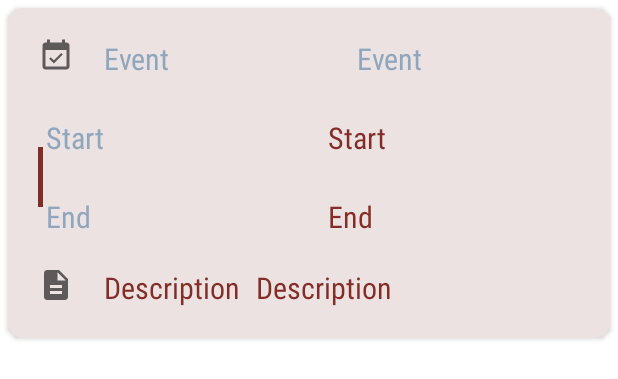
After one commit to EsraaFathy/Weather-Viewer-Android-Kotlin, an Android app: the layout alarm_item.xml on its own in the app's theme, with its tools: preview values and no code run, on a phone screen of 412 x 824 dp. The commit adds this screen. Shown: the top 379 px of the screen. Run offline under Robolectric (Android 15) with nearby library versions, the phone set to English and light mode, and no system bars.

Commit message:
alarm_item

```diff
--- /dev/null
+++ b/app/src/main/res/drawable/ic_description_24.xml
@@ -0,0 +1,5 @@
+<vector android:autoMirrored="true" android:height="24dp"
+    android:tint="?attr/colorControlNormal" android:viewportHeight="24"
+    android:viewportWidth="24" android:width="24dp" xmlns:android="http://schemas.android.com/apk/res/android">
+    <path android:fillColor="@android:color/white" android:pathData="M14,2L6,2c-1.1,0 -1.99,0.9 -1.99,2L4,20c0,1.1 0.89,2 1.99,2L18,22c1.1,0 2,-0.9 2,-2L20,8l-6,-6zM16,18L8,18v-2h8v2zM16,14L8,14v-2h8v2zM13,9L13,3.5L18.5,9L13,9z"/>
+</vector>
--- /dev/null
+++ b/app/src/main/res/drawable/ic_event_24.xml
@@ -0,0 +1,5 @@
+<vector android:autoMirrored="true" android:height="24dp"
+    android:tint="?attr/colorControlNormal" android:viewportHeight="24"
+    android:viewportWidth="24" android:width="24dp" xmlns:android="http://schemas.android.com/apk/res/android">
+    <path android:fillColor="@android:color/white" android:pathData="M16.53,11.06L15.47,10l-4.88,4.88 -2.12,-2.12 -1.06,1.06L10.59,17l5.94,-5.94zM19,3h-1L18,1h-2v2L8,3L8,1L6,1v2L5,3c-1.11,0 -1.99,0.9 -1.99,2L3,19c0,1.1 0.89,2 2,2h14c1.1,0 2,-0.9 2,-2L21,5c0,-1.1 -0.9,-2 -2,-2zM19,19L5,19L5,8h14v11z"/>
+</vector>
--- /dev/null
+++ b/app/src/main/res/layout/alarm_item.xml
@@ -0,0 +1,138 @@
+<?xml version="1.0" encoding="utf-8"?>
+
+<androidx.cardview.widget.CardView xmlns:android="http://schemas.android.com/apk/res/android"
+    xmlns:app="http://schemas.android.com/apk/res-auto"
+    android:layout_width="match_parent"
+    android:layout_height="wrap_content"
+    android:layout_marginVertical="5dp"
+    android:layout_marginHorizontal="5dp"
+    android:backgroundTint="@color/list_item"
+    app:cardCornerRadius="10dp">
+
+    <androidx.constraintlayout.widget.ConstraintLayout
+        android:layout_width="match_parent"
+        android:layout_height="match_parent">
+
+        <ImageView
+            android:id="@+id/event_ic"
+            style="@style/textView"
+            android:src="@drawable/ic_event_24"
+            android:layout_width="wrap_content"
+            android:layout_height="wrap_content"
+            android:layout_margin="20dp"
+            android:contentDescription="@string/event"
+            app:layout_constraintStart_toStartOf="parent"
+            app:layout_constraintTop_toTopOf="parent" />
+
+        <LinearLayout
+            android:layout_width="3dp"
+            android:layout_margin="20dp"
+            android:background="@color/text_color"
+            android:layout_height="0dp"
+            app:layout_constraintStart_toStartOf="parent"
+            app:layout_constraintTop_toTopOf="@id/start_text"
+            app:layout_constraintBottom_toBottomOf="@id/end_text"/>
+
+        <ImageView
+            android:id="@+id/description_ic"
+            style="@style/textView"
+            android:src="@drawable/ic_description_24"
+            android:layout_width="wrap_content"
+            android:layout_height="wrap_content"
+            android:layout_margin="20dp"
+            android:text="@string/description"
+            app:layout_constraintStart_toStartOf="parent"
+            app:layout_constraintTop_toBottomOf="@id/end_text" />
+
+        <TextView
+            android:id="@+id/event_text"
+            style="@style/textView"
+            android:layout_width="wrap_content"
+            android:layout_height="wrap_content"
+            android:layout_margin="20dp"
+            android:text="@string/event"
+            android:textColor="@color/back_ground"
+            app:layout_constraintStart_toEndOf="@id/event_ic"
+            app:layout_constraintTop_toTopOf="parent" />
+
+        <TextView
+            android:textColor="@color/back_ground"
+            android:id="@+id/start_text"
+            style="@style/textView"
+            android:layout_width="wrap_content"
+            android:layout_height="wrap_content"
+            android:layout_margin="25dp"
+            android:text="@string/start"
+            app:layout_constraintStart_toStartOf="parent"
+            app:layout_constraintTop_toBottomOf="@id/event_text" />
+
+        <TextView
+            android:textColor="@color/back_ground"
+            android:id="@+id/end_text"
+            style="@style/textView"
+            android:layout_width="wrap_content"
+            android:layout_height="wrap_content"
+            android:layout_margin="25dp"
+            android:text="@string/end"
+            app:layout_constraintStart_toStartOf="parent"
+            app:layout_constraintTop_toBottomOf="@id/start_text" />
+
+        <TextView
+            android:id="@+id/description_text"
+            style="@style/textView"
+            android:layout_width="wrap_content"
+            android:layout_height="wrap_content"
+            android:layout_margin="20dp"
+            app:layout_constraintBottom_toBottomOf="parent"
+            android:text="@string/description"
+            app:layout_constraintStart_toEndOf="@id/description_ic"
+            app:layout_constraintTop_toBottomOf="@id/end_text" />
+
+
+        <TextView
+            android:textColor="@color/back_ground"
+            android:id="@+id/event_Data"
+            style="@style/textView"
+            android:layout_width="wrap_content"
+            android:layout_height="wrap_content"
+            android:layout_margin="20dp"
+            android:text="@string/event"
+            app:layout_constraintEnd_toEndOf="parent"
+            app:layout_constraintStart_toEndOf="@id/event_text"
+            app:layout_constraintTop_toTopOf="parent" />
+
+        <TextView
+            android:id="@+id/start_data"
+            style="@style/textView"
+            android:layout_width="wrap_content"
+            android:layout_height="wrap_content"
+            android:layout_margin="25dp"
+            android:text="@string/start"
+            app:layout_constraintEnd_toEndOf="parent"
+            app:layout_constraintStart_toEndOf="@id/start_text"
+            app:layout_constraintTop_toBottomOf="@id/event_text" />
+
+        <TextView
+            android:id="@+id/end_data"
+            style="@style/textView"
+            android:layout_width="wrap_content"
+            android:layout_height="wrap_content"
+            android:layout_margin="25dp"
+            android:text="@string/end"
+            app:layout_constraintEnd_toEndOf="parent"
+            app:layout_constraintStart_toEndOf="@id/end_text"
+            app:layout_constraintTop_toBottomOf="@id/start_text" />
+
+        <TextView
+            android:id="@+id/description_data"
+            style="@style/textView"
+            android:layout_width="wrap_content"
+            android:layout_height="wrap_content"
+            android:layout_margin="20dp"
+            app:layout_constraintBottom_toBottomOf="parent"
+            android:text="@string/description"
+            app:layout_constraintEnd_toEndOf="parent"
+            app:layout_constraintStart_toStartOf="@id/description_ic"
+            app:layout_constraintTop_toBottomOf="@id/end_text" />
+    </androidx.constraintlayout.widget.ConstraintLayout>
+</androidx.cardview.widget.CardView>
--- a/app/src/main/res/layout/hourly_item.xml
+++ b/app/src/main/res/layout/hourly_item.xml
@@ -9,6 +9,7 @@
     <androidx.cardview.widget.CardView
         android:layout_width="match_parent"
         android:layout_height="wrap_content"
+        android:layout_marginHorizontal="5dp"
         android:layout_marginVertical="5dp"
         android:backgroundTint="@color/list_item"
         app:cardCornerRadius="10dp">
--- a/app/src/main/res/values/strings.xml
+++ b/app/src/main/res/values/strings.xml
@@ -58,4 +58,8 @@
     <string name="title_activity_main">MainActivity</string>
     <string name="snow">snow</string>
     <string name="enable_alarm">Enable Alarm</string>
+    <string name="event">Event</string>
+    <string name="start">Start</string>
+    <string name="end">End</string>
+    <string name="description">Description</string>
 </resources>
```
